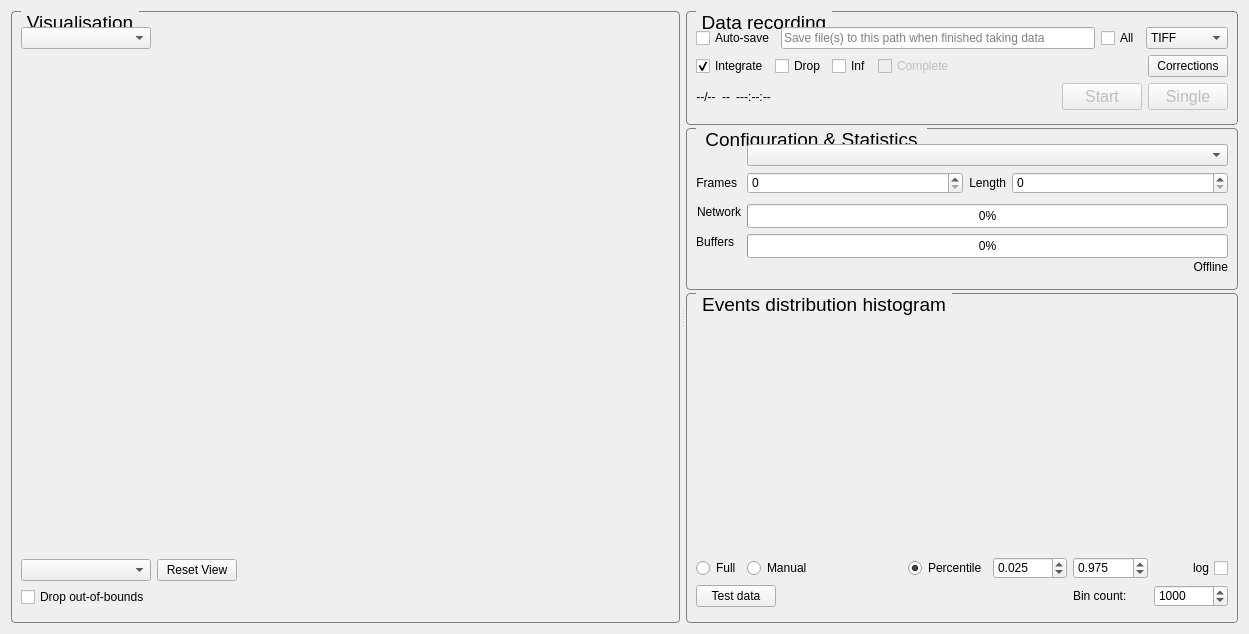
The window that SpidrMpx3Eq/qcstmglvisualization.ui (navrit/dexter) describes before a commit, drawn with Qt 5.
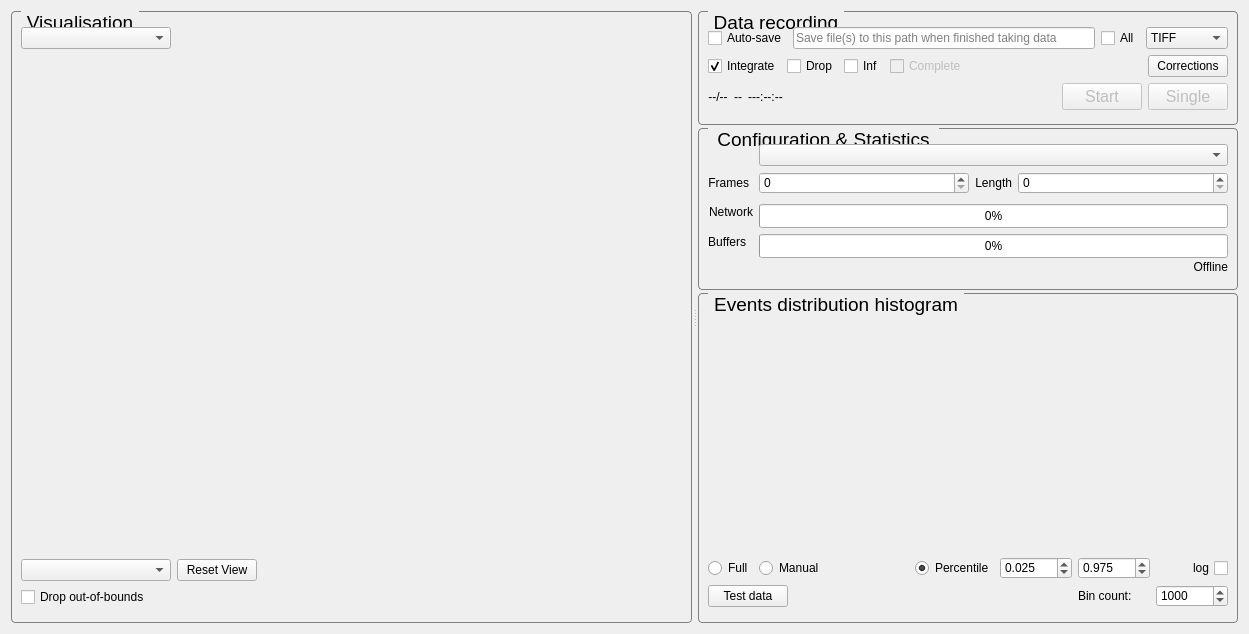
The same window after the commit. Custom widgets are drawn as their Qt base class.

What changed in the file:
```diff
--- a/SpidrMpx3Eq/qcstmglvisualization.ui
+++ b/SpidrMpx3Eq/qcstmglvisualization.ui
@@ -107,7 +107,7 @@
            </property>
            <property name="minimumSize">
             <size>
-             <width>130</width>
+             <width>150</width>
              <height>0</height>
             </size>
            </property>
```
Left out of the diff: 3 changed lines with no effect on the pictures.
